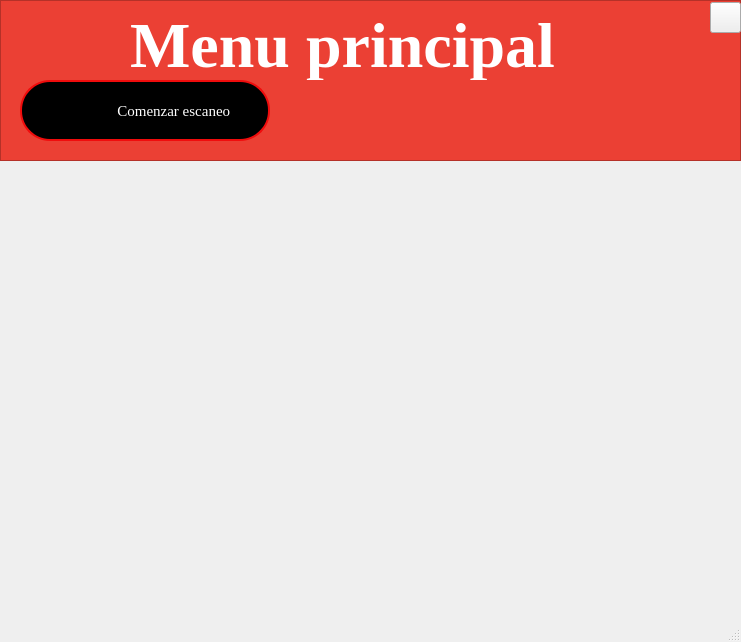
Before: the Qt Designer form UI_Files/dash.UI in jsalvarez44/alphabet-sign-languaje-recognition, drawn with Qt 5.
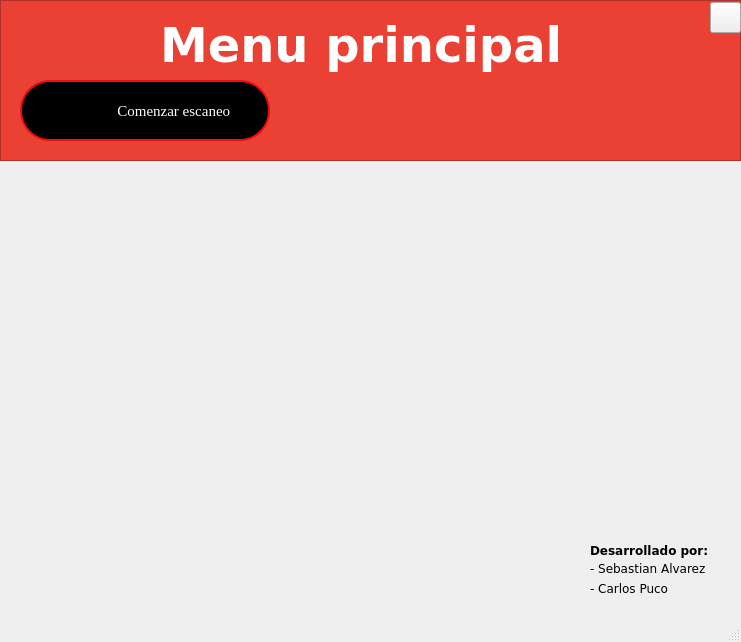
After: the same form once the commit is applied. Icons and pictures are not drawn.

Patch:
```diff
--- a/UI_Files/dash.UI
+++ b/UI_Files/dash.UI
@@ -33,7 +33,7 @@
             <widget class="QLabel" name="label">
                 <property name="geometry">
                     <rect>
-                        <x>130</x>
+      <x>160</x>
                         <y>10</y>
                         <width>531</width>
                         <height>70</height>
@@ -41,9 +41,9 @@
                 </property>
                 <property name="font">
                     <font>
-                        <family>Times New Roman</family>
-                        <pointsize>48</pointsize>
-                        <weight>100</weight>
+      <family>Verdana</family>
+      <pointsize>36</pointsize>
+      <weight>75</weight>
                         <bold>true</bold>
                     </font>
                 </property>
@@ -114,7 +114,76 @@
 }</string>
                 </property>
                 <property name="text">
-                    <string />
+     <string/>
+    </property>
+   </widget>
+   <widget class="QLabel" name="img_label">
+    <property name="geometry">
+     <rect>
+      <x>0</x>
+      <y>162</y>
+      <width>740</width>
+      <height>457</height>
+     </rect>
+    </property>
+    <property name="text">
+     <string/>
+    </property>
+   </widget>
+   <widget class="QLabel" name="label_2">
+    <property name="geometry">
+     <rect>
+      <x>590</x>
+      <y>540</y>
+      <width>131</width>
+      <height>21</height>
+     </rect>
+    </property>
+    <property name="font">
+     <font>
+      <family>Verdana</family>
+      <weight>75</weight>
+      <bold>true</bold>
+     </font>
+    </property>
+    <property name="text">
+     <string>Desarrollado por: </string>
+    </property>
+   </widget>
+   <widget class="QLabel" name="label_3">
+    <property name="geometry">
+     <rect>
+      <x>590</x>
+      <y>560</y>
+      <width>121</width>
+      <height>16</height>
+     </rect>
+    </property>
+    <property name="font">
+     <font>
+      <family>Verdana</family>
+     </font>
+    </property>
+    <property name="text">
+     <string>- Sebastian Alvarez</string>
+    </property>
+   </widget>
+   <widget class="QLabel" name="label_4">
+    <property name="geometry">
+     <rect>
+      <x>590</x>
+      <y>580</y>
+      <width>101</width>
+      <height>16</height>
+     </rect>
+    </property>
+    <property name="font">
+     <font>
+      <family>Verdana</family>
+     </font>
+    </property>
+    <property name="text">
+     <string>- Carlos Puco</string>
                 </property>
             </widget>
         </widget>
```
Left out of the diff: 10 changed lines with no effect on the pictures. Lines whose indentation alone changed are shown as unchanged.
